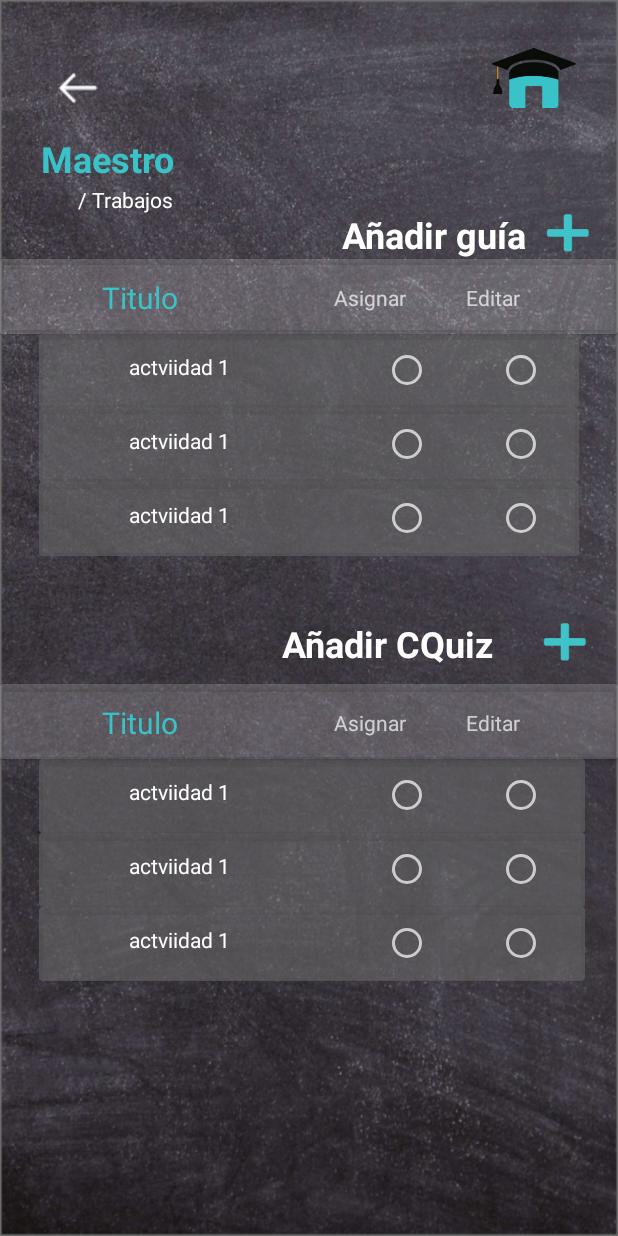
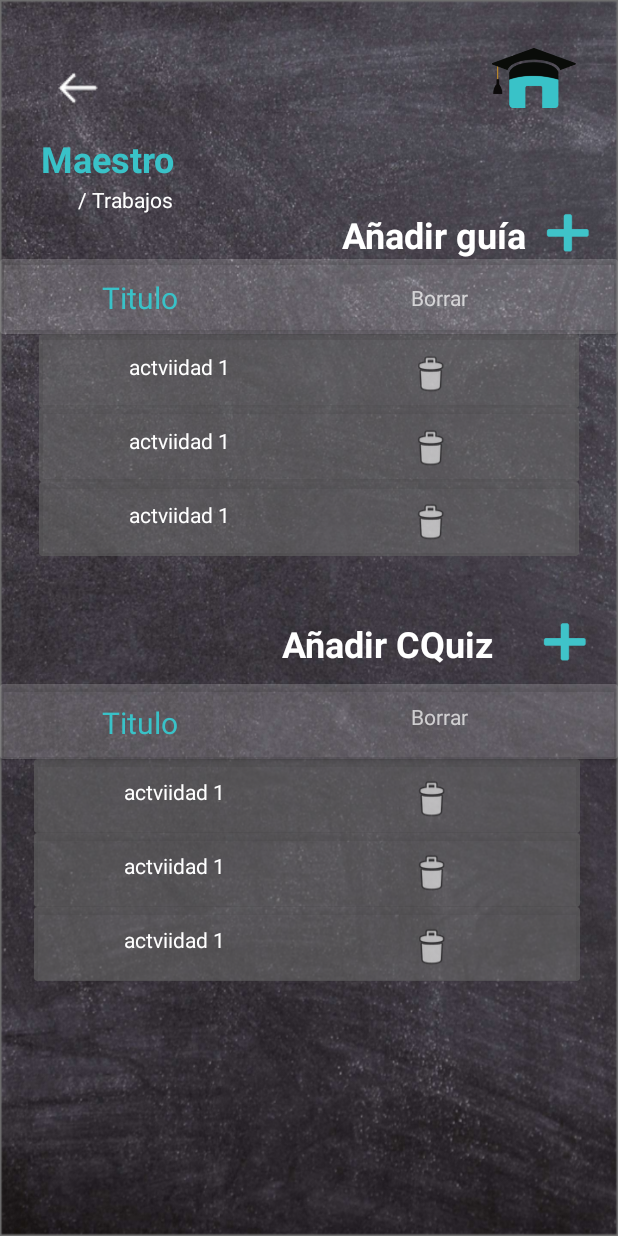
Before and after one commit to Emarmota/EHL, an Android app: the layout activity_main_maestro_trabajos.xml on its own in the app's theme, with its tools: preview values and no code run, on a phone screen of 412 x 824 dp. Run offline under Robolectric (Android 15) with nearby library versions, the phone set to English and light mode, and no system bars.

Commit message:
parche sobre parche

```diff
--- a/app/src/main/res/layout/activity_main_maestro_trabajos.xml
+++ b/app/src/main/res/layout/activity_main_maestro_trabajos.xml
@@ -34,26 +34,15 @@
                 tools:text="Titulo" />
 
             <TextView
-                android:id="@+id/textView2"
-                android:layout_width="wrap_content"
-                android:layout_height="wrap_content"
-                android:layout_marginStart="104dp"
-                android:layout_marginTop="16dp"
-                android:text="Asignar"
-                app:layout_constraintStart_toEndOf="@+id/textActivity"
-                app:layout_constraintTop_toTopOf="parent"
-                tools:text="Asignar" />
-
-            <TextView
                 android:id="@+id/textView4"
                 android:layout_width="wrap_content"
                 android:layout_height="wrap_content"
-                android:layout_marginStart="40dp"
-                android:layout_marginTop="16dp"
-                android:text="Editar"
-                app:layout_constraintStart_toEndOf="@+id/textView2"
-                app:layout_constraintTop_toTopOf="parent"
-                tools:text="Editar" />
+                android:layout_marginTop="4dp"
+                android:layout_marginEnd="100dp"
+                android:text="Borrar"
+                app:layout_constraintEnd_toEndOf="parent"
+                app:layout_constraintTop_toTopOf="@+id/textActivity"
+                tools:text="Borrar" />
         </androidx.constraintlayout.widget.ConstraintLayout>
 
     </androidx.cardview.widget.CardView>
@@ -85,26 +74,14 @@
                 tools:text="Titulo" />
 
             <TextView
-                android:id="@+id/textView22"
-                android:layout_width="wrap_content"
-                android:layout_height="wrap_content"
-                android:layout_marginStart="104dp"
-                android:layout_marginTop="16dp"
-                android:text="Asignar"
-                app:layout_constraintStart_toEndOf="@+id/textActivity2"
-                app:layout_constraintTop_toTopOf="parent"
-                tools:text="Asignar" />
-
-            <TextView
                 android:id="@+id/textView42"
                 android:layout_width="wrap_content"
                 android:layout_height="wrap_content"
-                android:layout_marginStart="40dp"
-                android:layout_marginTop="16dp"
-                android:text="Editar"
-                app:layout_constraintStart_toEndOf="@+id/textView22"
-                app:layout_constraintTop_toTopOf="parent"
-                tools:text="Editar" />
+                android:layout_marginEnd="100dp"
+                android:text="Borrar"
+                app:layout_constraintEnd_toEndOf="parent"
+                app:layout_constraintTop_toTopOf="@+id/textActivity2"
+                tools:text="Borrar" />
         </androidx.constraintlayout.widget.ConstraintLayout>
 
     </androidx.cardview.widget.CardView>
@@ -217,7 +194,7 @@
         android:layout_height="214dp"
         android:layout_marginEnd="30dp"
         app:layout_constraintEnd_toEndOf="@+id/rvPadre"
-        app:layout_constraintHorizontal_bias="0.0"
+        app:layout_constraintHorizontal_bias="0.117"
         app:layout_constraintStart_toStartOf="@+id/rvPadre"
         app:layout_constraintTop_toBottomOf="@+id/cardView2"
         tools:listitem="@layout/adapter_activity_maestro_trabajos">
--- a/app/src/main/res/layout/activity_popup_agregarcquiz.xml
+++ b/app/src/main/res/layout/activity_popup_agregarcquiz.xml
@@ -37,7 +37,7 @@
                 android:id="@+id/tv_nombrealum"
                 android:layout_width="match_parent"
                 android:layout_height="wrap_content"
-                android:text="Ingresar nombre completo:"
+                android:text="Ingresar nombre de la actividad"
                 android:textColor="#050505"
                 android:textSize="18sp" />
 
--- a/app/src/main/res/layout/adapter_activity_maestro_trabajos.xml
+++ b/app/src/main/res/layout/adapter_activity_maestro_trabajos.xml
@@ -30,23 +30,14 @@
                 app:layout_constraintTop_toTopOf="parent"
                 tools:text="actviidad 1" />
 
-            <RadioButton
-                android:id="@+id/radioButton"
-                android:layout_width="wrap_content"
-                android:layout_height="wrap_content"
-                android:layout_marginStart="52dp"
-                android:layout_marginTop="8dp"
-                app:layout_constraintStart_toEndOf="@+id/txt_primario"
-                app:layout_constraintTop_toTopOf="parent" />
-
-            <RadioButton
-                android:id="@+id/radioButton2"
-                android:layout_width="wrap_content"
-                android:layout_height="wrap_content"
-                android:layout_marginStart="44dp"
-                android:layout_marginTop="8dp"
-                app:layout_constraintStart_toEndOf="@+id/radioButton"
-                app:layout_constraintTop_toTopOf="parent" />
+            <ImageView
+                android:id="@+id/button1"
+                android:layout_width="30dp"
+                android:layout_height="30dp"
+                android:layout_marginEnd="84dp"
+                app:layout_constraintEnd_toEndOf="parent"
+                app:layout_constraintTop_toTopOf="@+id/txt_primario"
+                app:srcCompat="@android:drawable/ic_menu_delete" />
 
         </androidx.constraintlayout.widget.ConstraintLayout>
 
--- a/app/src/main/res/layout/adapter_activity_maestro_trabajos_edicioncquiz.xml
+++ b/app/src/main/res/layout/adapter_activity_maestro_trabajos_edicioncquiz.xml
@@ -21,7 +21,7 @@
             android:background="#2EFFFFFF">
 
             <TextView
-                android:id="@+id/textGrupo"
+                android:id="@+id/txt_primario"
                 android:layout_width="wrap_content"
                 android:layout_height="wrap_content"
                 android:layout_marginStart="40dp"
--- a/app/src/main/res/layout/adapter_activity_maestro_trabajos_edicioncquiz_respuestas.xml
+++ b/app/src/main/res/layout/adapter_activity_maestro_trabajos_edicioncquiz_respuestas.xml
@@ -19,7 +19,7 @@
             android:layout_height="match_parent">
 
             <EditText
-                android:id="@+id/editTextPregunta"
+                android:id="@+id/txt_primario"
                 android:layout_width="291dp"
                 android:layout_height="43dp"
                 android:layout_marginStart="16dp"
--- a/app/src/main/res/values/strings.xml
+++ b/app/src/main/res/values/strings.xml
@@ -1,13 +1,13 @@
 <resources>
     <string name="app_name">EHL</string>
 
+    <!--
 
-    <string name="ip_connection">192.168.100.2:3000</string>
+        <string name="ip_connection">192.168.100.2:3000</string>
+            -->
 
 
-<!--
     <string name="ip_connection">192.168.50.22:3000</string>
-    -->
     <string-array name="gruposlocal">
         <item>Grupo 1</item>
         <item>Grupo 2</item>
```
Also changed, not shown: app/src/main/java/mx/tec/EHL/Adapter/AlumnoAdapterChild.kt (+2 -12 lines), app/src/main/java/mx/tec/EHL/Adapter/ControlParentalAdapterChild.kt (+3 -12 lines), app/src/main/java/mx/tec/EHL/Adapter/ProfesorAdapter.kt (+44 -6 lines), app/src/main/java/mx/tec/EHL/Adapter/ProfesorAdapterChild.kt (+8 -38 lines), app/src/main/java/mx/tec/EHL/PopUpClassAñadirCQuiz.kt (+8 -9 lines), app/src/main/java/mx/tec/EHL/PopUpClassAñadirPregunta.kt (+38 -5 lines), app/src/main/java/mx/tec/EHL/Profesor/activity_main_maestro_creacioncquiz.kt (+77 -9 lines), app/src/main/java/mx/tec/EHL/Profesor/activity_main_maestro_trabajos.kt (+116 -16 lines), app/src/main/res/layout/a_alertdialog_guia.xml (+6 -7 lines), app/src/main/res/layout/activity_main_maestro_creacioncquiz.xml (+4 -28 lines), app/src/main/res/layout/activity_popup_anadirpreguntaquiz.xml (+0 -16 lines).
